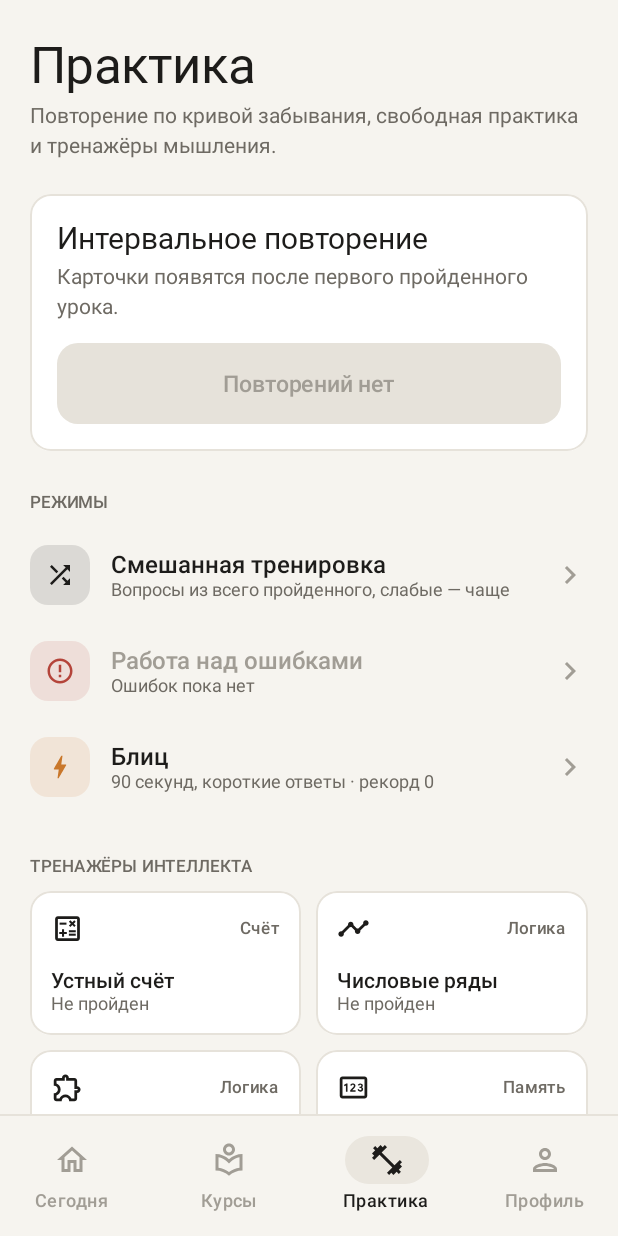
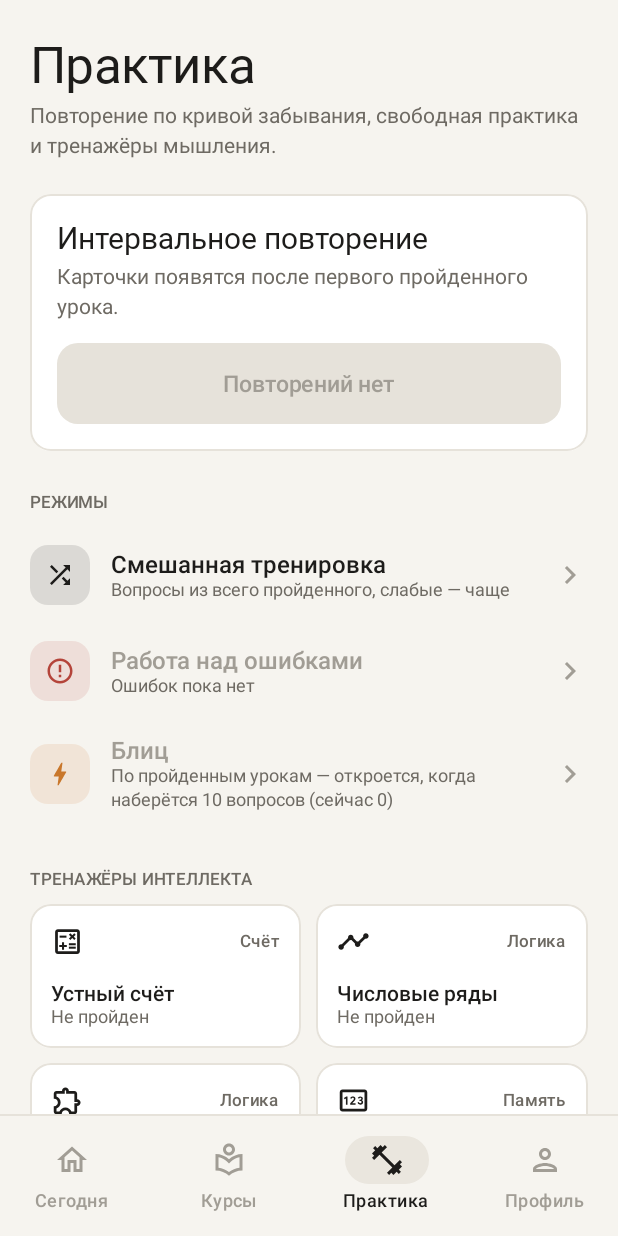
Before and after one commit to horvickk/Knowledge, an Android app built with Jetpack Compose: the PracticeScreen screen opened through its navigation route, on a phone screen of 412 x 824 dp. Run offline under Robolectric (Android 15) with nearby library versions, the phone set to English and light mode, and no system bars; pictures from the network do not load; Roboto replaces fonts that are not available here.

Commit message:
Закрытые ступени и блиц только по пройденному
- Урок из закрытой ступени, открытый через поиск, закладки или «Факт
  дня», можно прочитать, но проверку пройти нельзя: вместо кнопки —
  подсказка, после экзамена какой ступени она откроется.
- Блиц берёт вопросы только из пройденных уроков, поэтому вопросы
  непройденных уроков больше не попадают в повторения и в работу над
  ошибками. Блиц открывается, когда в пройденных уроках наберётся
  10 вопросов с короткими ответами.
- Тренировка по области, где ещё нет пройденных уроков, берёт вопросы
  только из открытых уроков.
- Проверка ответов: одно «не» («что-то не то») больше не засчитывается
  как верный ответ вроде «Не изменилась».

Co-Authored-By: Claude Opus 5.5 <noreply@anthropic.com>
Claude-Session: https://claude.ai/code/session_01Hp6y9B5gSdAX26ConF53Av

```diff
--- a/app/src/main/java/app/erudit/domain/SessionBuilder.kt
+++ b/app/src/main/java/app/erudit/domain/SessionBuilder.kt
@@ -12,6 +12,18 @@ object SessionBuilder {
     /** Проверка после урока — все его вопросы в случайном порядке. */
     fun lessonCheck(lesson: Lesson, random: Random = Random.Default): List<Question> =
         lesson.questions.shuffled(random)
+
+    /** Сколько вопросов нужно для блица: меньше — он закончится раньше, чем время. */
+    const val BLITZ_MIN = 10
+
+    /**
+     * Вопросы для блица — только из пройденных уроков: ответы записываются в повторения, и вопросы
+     * непройденных уроков попали бы туда раньше самого урока. Ответ печатается за секунды, поэтому
+     * берутся вопросы с короткими ответами.
+     */
+    fun blitzPool(content: Content, completed: Set<String>): List<Question> =
+        content.lessons.filter { it.id in completed }.flatMap { it.questions }
+            .filter { !AnswerMatcher.needsOptions(it) && AnswerMatcher.tokens(it.options[it.correct]).size <= 3 }
 
     /** Все уроки в области видимости: область, курс, ступень, урок или всё («all»). */
     fun lessonsInScope(content: Content, scope: String): List<Lesson> = when {
--- a/app/src/main/java/app/erudit/ui/screens/PracticeScreen.kt
+++ b/app/src/main/java/app/erudit/ui/screens/PracticeScreen.kt
@@ -25,6 +25,7 @@ import androidx.compose.ui.Alignment
 import androidx.compose.ui.Modifier
 import androidx.compose.ui.unit.dp
 import app.erudit.domain.Counters
+import app.erudit.domain.SessionBuilder
 import app.erudit.trainers.Trainers
 import app.erudit.ui.components.DomainBadge
 import app.erudit.ui.components.IconBadge
@@ -57,6 +58,9 @@ fun PracticeScreen(
     val mistakes by study.mistakeCount.collectAsState(initial = 0)
     val counters by study.counters.collectAsState(initial = emptyMap())
     val bests by study.trainerBests.collectAsState(initial = emptyList())
+    val blitzReady = remember(content, unlocks.completed) {
+        SessionBuilder.blitzPool(content, unlocks.completed).size
+    }
 
     ListScreen {
         item {
@@ -104,8 +108,13 @@ fun PracticeScreen(
             )
             NavRow(
                 title = "Блиц",
-                subtitle = "90 секунд, короткие ответы · рекорд ${counters[Counters.BLITZ_BEST] ?: 0}",
+                subtitle = if (blitzReady >= SessionBuilder.BLITZ_MIN) {
+                    "90 секунд, короткие ответы · рекорд ${counters[Counters.BLITZ_BEST] ?: 0}"
+                } else {
+                    "По пройденным урокам — откроется, когда наберётся ${SessionBuilder.BLITZ_MIN} вопросов (сейчас $blitzReady)"
+                },
                 onClick = onBlitz,
+                enabled = blitzReady >= SessionBuilder.BLITZ_MIN,
                 leading = { IconBadge(Icons.Outlined.Bolt, AppTheme.extra.warm) },
             )
         }
@@ -144,7 +153,7 @@ fun PracticeScreen(
                 val done = d.lessons.count { it.id in unlocks.completed }
                 NavRow(
                     title = d.title,
-                    subtitle = if (done == 0) "Уроки ещё не пройдены — вопросы из всей области" else "Пройдено уроков: $done",
+                    subtitle = if (done == 0) "Уроки ещё не пройдены — вопросы из открытых уроков области" else "Пройдено уроков: $done",
                     onClick = { onPractice(d.id) },
                     leading = { DomainBadge(d.icon, domainColor(d.color), size = 36.dp) },
                 )
```
Also changed, not shown: app/src/main/java/app/erudit/domain/AnswerMatcher.kt (+6 -2 lines), app/src/main/java/app/erudit/ui/screens/LessonScreen.kt (+22 -2 lines), app/src/main/java/app/erudit/ui/screens/SessionScreen.kt (+12 -6 lines), 3 other files.
